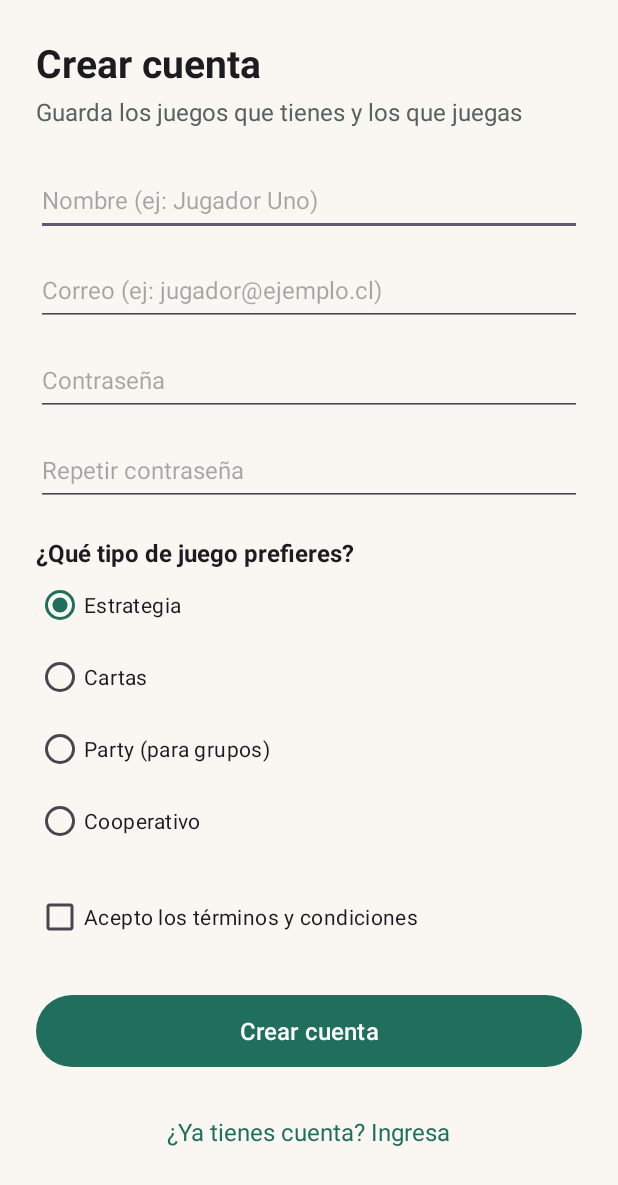
After one commit to enriquejpq/JuegosDeMesa, an Android app: the RegistroActivity screen opened directly, with no data from a screen before it, on a phone screen of 412 x 824 dp. The commit adds this screen. Shown: the top 1185 px of the screen. Run offline under Robolectric (Android 15) with nearby library versions, the phone set to English and light mode, and no system bars.

Commit message:
Pantalla de registro

```diff
--- a/app/src/main/AndroidManifest.xml
+++ b/app/src/main/AndroidManifest.xml
@@ -21,6 +21,10 @@
                 <category android:name="android.intent.category.LAUNCHER" />
             </intent-filter>
         </activity>
+        <activity
+            android:name=".RegistroActivity"
+            android:exported="false"
+            android:windowSoftInputMode="adjustResize" />
     </application>
 
 </manifest>
--- /dev/null
+++ b/app/src/main/java/com/example/juegosdemesa/RegistroActivity.kt
@@ -0,0 +1,20 @@
+package com.example.juegosdemesa
+
+import android.os.Bundle
+import androidx.activity.enableEdgeToEdge
+import androidx.appcompat.app.AppCompatActivity
+import androidx.core.view.ViewCompat
+import androidx.core.view.WindowInsetsCompat
+
+class RegistroActivity : AppCompatActivity() {
+    override fun onCreate(savedInstanceState: Bundle?) {
+        super.onCreate(savedInstanceState)
+        enableEdgeToEdge()
+        setContentView(R.layout.activity_registro)
+        ViewCompat.setOnApplyWindowInsetsListener(findViewById(R.id.main)) { v, insets ->
+            val systemBars = insets.getInsets(WindowInsetsCompat.Type.systemBars())
+            v.setPadding(systemBars.left, systemBars.top, systemBars.right, systemBars.bottom)
+            insets
+        }
+    }
+}
--- /dev/null
+++ b/app/src/main/res/layout/activity_registro.xml
@@ -0,0 +1,145 @@
+<?xml version="1.0" encoding="utf-8"?>
+<!-- Pantalla de registro. Uso ScrollView porque el formulario es largo. -->
+<ScrollView xmlns:android="http://schemas.android.com/apk/res/android"
+    xmlns:tools="http://schemas.android.com/tools"
+    android:id="@+id/main"
+    android:layout_width="match_parent"
+    android:layout_height="match_parent"
+    tools:context=".RegistroActivity">
+
+    <!-- Contenedor vertical con el formulario -->
+    <LinearLayout
+        android:layout_width="match_parent"
+        android:layout_height="wrap_content"
+        android:orientation="vertical"
+        android:padding="24dp">
+
+        <!-- Título -->
+        <TextView
+            android:id="@+id/txtTituloRegistro"
+            android:layout_width="wrap_content"
+            android:layout_height="wrap_content"
+            android:text="@string/registro_titulo"
+            style="@style/EstiloTitulo" />
+
+        <!-- Subtítulo -->
+        <TextView
+            android:id="@+id/txtSubtituloRegistro"
+            android:layout_width="wrap_content"
+            android:layout_height="wrap_content"
+            android:layout_marginTop="4dp"
+            android:text="@string/registro_subtitulo"
+            style="@style/EstiloSubtitulo" />
+
+        <!-- Campo para el nombre -->
+        <EditText
+            android:id="@+id/edtNombreRegistro"
+            style="@style/EstiloCampo"
+            android:layout_width="match_parent"
+            android:layout_height="wrap_content"
+            android:layout_marginTop="24dp"
+            android:hint="@string/hint_nombre"
+            android:inputType="textPersonName"
+            android:autofillHints="name" />
+
+        <!-- Campo para el correo -->
+        <EditText
+            android:id="@+id/edtCorreoRegistro"
+            style="@style/EstiloCampo"
+            android:layout_width="match_parent"
+            android:layout_height="wrap_content"
+            android:hint="@string/hint_correo"
+            android:inputType="textEmailAddress"
+            android:autofillHints="emailAddress" />
+
+        <!-- Campo para la contraseña -->
+        <EditText
+            android:id="@+id/edtContrasenaRegistro"
+            style="@style/EstiloCampo"
+            android:layout_width="match_parent"
+            android:layout_height="wrap_content"
+            android:hint="@string/hint_contrasena"
+            android:inputType="textPassword"
+            android:autofillHints="newPassword" />
+
+        <!-- Campo para repetir la contraseña -->
+        <EditText
+            android:id="@+id/edtRepetirContrasenaRegistro"
+            style="@style/EstiloCampo"
+            android:layout_width="match_parent"
+            android:layout_height="wrap_content"
+            android:hint="@string/hint_repetir_contrasena"
+            android:inputType="textPassword"
+            android:autofillHints="newPassword" />
+
+        <!-- Pregunta del tipo de juego -->
+        <TextView
+            android:id="@+id/txtPreguntaRegistro"
+            style="@style/EstiloEtiqueta"
+            android:layout_width="wrap_content"
+            android:layout_height="wrap_content"
+            android:text="@string/registro_pregunta" />
+
+        <!-- Grupo de opciones: solo se puede elegir una -->
+        <RadioGroup
+            android:id="@+id/rgTipoJuegoRegistro"
+            android:layout_width="match_parent"
+            android:layout_height="wrap_content"
+            android:orientation="vertical">
+
+            <RadioButton
+                android:id="@+id/rbEstrategiaRegistro"
+                android:layout_width="wrap_content"
+                android:layout_height="wrap_content"
+                android:checked="true"
+                android:text="@string/categoria_estrategia" />
+
+            <RadioButton
+                android:id="@+id/rbCartasRegistro"
+                android:layout_width="wrap_content"
+                android:layout_height="wrap_content"
+                android:text="@string/categoria_cartas" />
+
+            <RadioButton
+                android:id="@+id/rbPartyRegistro"
+                android:layout_width="wrap_content"
+                android:layout_height="wrap_content"
+                android:text="@string/categoria_party" />
+
+            <RadioButton
+                android:id="@+id/rbCooperativoRegistro"
+                android:layout_width="wrap_content"
+                android:layout_height="wrap_content"
+                android:text="@string/categoria_cooperativo" />
+        </RadioGroup>
+
+        <!-- Casilla para aceptar los términos -->
+        <CheckBox
+            android:id="@+id/chkTerminosRegistro"
+            android:layout_width="wrap_content"
+            android:layout_height="wrap_content"
+            android:layout_marginTop="16dp"
+            android:text="@string/registro_terminos" />
+
+        <!-- Botón para crear la cuenta -->
+        <Button
+            android:id="@+id/btnCrearCuentaRegistro"
+            style="@style/EstiloBoton"
+            android:layout_width="match_parent"
+            android:layout_height="wrap_content"
+            android:text="@string/btn_crear_cuenta" />
+
+        <!-- Texto para volver al login -->
+        <TextView
+            android:id="@+id/txtIrLoginRegistro"
+            android:layout_width="wrap_content"
+            android:layout_height="wrap_content"
+            android:layout_gravity="center_horizontal"
+            android:layout_marginTop="16dp"
+            android:padding="12dp"
+            android:text="@string/registro_ir_login"
+            android:textSize="16sp"
+            android:textColor="@color/primario" />
+
+    </LinearLayout>
+</ScrollView>
--- a/app/src/main/res/values/strings.xml
+++ b/app/src/main/res/values/strings.xml
@@ -10,4 +10,18 @@
     <string name="hint_contrasena">Contraseña</string>
     <string name="btn_ingresar">Ingresar</string>
     <string name="login_ir_registro">¿No tienes cuenta? Regístrate</string>
+
+    <!-- Registro -->
+    <string name="registro_titulo">Crear cuenta</string>
+    <string name="registro_subtitulo">Guarda los juegos que tienes y los que juegas</string>
+    <string name="hint_nombre">Nombre (ej: Jugador Uno)</string>
+    <string name="hint_repetir_contrasena">Repetir contraseña</string>
+    <string name="registro_pregunta">¿Qué tipo de juego prefieres?</string>
+    <string name="categoria_estrategia">Estrategia</string>
+    <string name="categoria_cartas">Cartas</string>
+    <string name="categoria_party">Party (para grupos)</string>
+    <string name="categoria_cooperativo">Cooperativo</string>
+    <string name="registro_terminos">Acepto los términos y condiciones</string>
+    <string name="btn_crear_cuenta">Crear cuenta</string>
+    <string name="registro_ir_login">¿Ya tienes cuenta? Ingresa</string>
 </resources>
```
